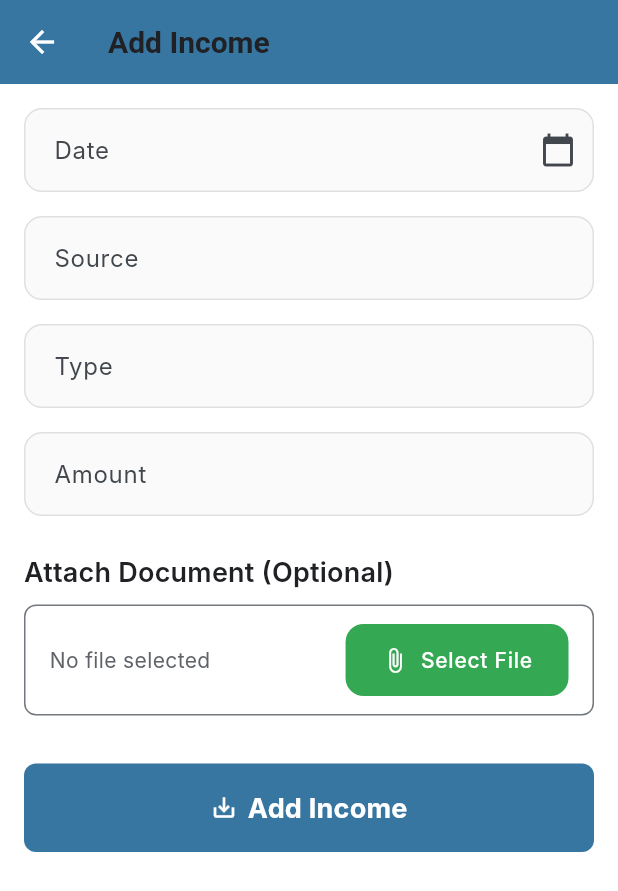
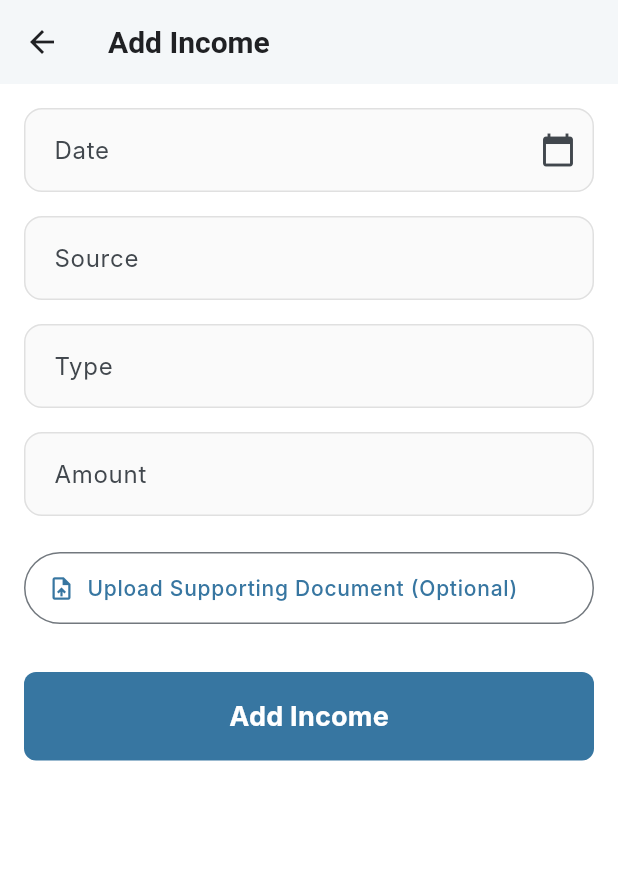
Before and after one commit to ihaterynn/MyTaxMate, a Flutter app: the IncomeEntryScreen screen opened directly, on a phone screen of 412 x 824 dp. Shown: the top 891 px of the screen. Run offline on Flutter 3.47's test engine with Material 3 defaults, Android fonts, the light colour scheme and no system bars; our stand-ins replace file_picker, flutter_dotenv, supabase_flutter; accounts and stored records are empty; Roboto replaces fonts that are missing (Inter).

Commit message:
fix income add

```diff
--- a/mytaxmate-main/lib/screens/income_entry_screen.dart
+++ b/mytaxmate-main/lib/screens/income_entry_screen.dart
@@ -165,15 +165,15 @@ class _IncomeEntryScreenState extends State<IncomeEntryScreen> {
     return Scaffold(
       appBar: AppBar(
         title: const Text('Add Income'),
-        backgroundColor: Theme.of(context).colorScheme.primary,
-        foregroundColor: Theme.of(context).colorScheme.onPrimary,
+        elevation: 1, // Matched ExpenseEntryScreen
+        // Removed custom backgroundColor and foregroundColor to use theme defaults
       ),
-      body: SingleChildScrollView(
+      body: Padding( // Added Padding here
         padding: const EdgeInsets.all(16.0),
         child: Form(
           key: _formKey,
-          child: Column(
-            crossAxisAlignment: CrossAxisAlignment.stretch,
+          child: ListView( // Changed from SingleChildScrollView -> Column to ListView
+            // crossAxisAlignment: CrossAxisAlignment.stretch, // Not applicable to ListView directly
             children: <Widget>[
               // Date Field
               TextFormField(
@@ -256,54 +256,53 @@ class _IncomeEntryScreenState extends State<IncomeEntryScreen> {
               ),
               const SizedBox(height: 24),
 
-              // File Picker
-              Text(
-                'Attach Document (Optional)',
-                style: Theme.of(context).textTheme.titleMedium,
+              // New File Picker Section (replaces old file picker UI)
+              OutlinedButton.icon(
+                icon: const Icon(Icons.upload_file_outlined),
+                label: const Text('Upload Supporting Document (Optional)'),
+                onPressed: _pickDocumentFile,
+                style: OutlinedButton.styleFrom(
+                  minimumSize: const Size(double.infinity, 48), // Make button full width
+                  alignment: Alignment.centerLeft, // Align icon and text to the left
+                  padding: const EdgeInsets.symmetric(horizontal: 16),
+                ),
               ),
               const SizedBox(height: 8),
+
+              if (_selectedDocumentFileName != null)
                 Container(
-                padding: const EdgeInsets.symmetric(vertical: 12, horizontal: 16),
+                  padding: const EdgeInsets.symmetric(horizontal: 12, vertical: 8),
                   decoration: BoxDecoration(
-                  border: Border.all(color: Theme.of(context).dividerColor),
                     borderRadius: BorderRadius.circular(8),
+                    border: Border.all(color: Theme.of(context).dividerColor.withOpacity(0.5)),
                   ),
                   child: Row(
-                  mainAxisAlignment: MainAxisAlignment.spaceBetween,
                     children: [
+                      Icon(Icons.attach_file, color: Theme.of(context).colorScheme.primary, size: 20),
+                      const SizedBox(width: 10),
                       Expanded(
                         child: Text(
-                        _selectedDocumentFileName ?? 'No file selected',
+                          _selectedDocumentFileName!,
+                          style: Theme.of(context).textTheme.bodyMedium,
                           overflow: TextOverflow.ellipsis,
                         ),
                       ),
-                    if (_selectedDocumentFileName != null)
                       IconButton(
-                        icon: const Icon(Icons.clear, color: Colors.redAccent),
+                        icon: const Icon(Icons.clear, size: 20),
+                        color: Theme.of(context).colorScheme.error,
                         onPressed: _clearSelectedFile,
                         tooltip: 'Clear selection',
-                      ),
-                    ElevatedButton.icon(
-                      icon: const Icon(Icons.attach_file, size: 18),
-                      label: const Text('Select File'),
-                      onPressed: _pickDocumentFile,
-                      style: ElevatedButton.styleFrom(
-                        backgroundColor: Theme.of(context).colorScheme.secondary,
-                        foregroundColor: Theme.of(context).colorScheme.onSecondary,
-                      ),
+                        padding: EdgeInsets.zero,
+                        constraints: const BoxConstraints(),
                       ),
                     ],
                   ),
                 ),
-              const SizedBox(height: 32),
+              const SizedBox(height: 24), // Adjusted from 32 to 24 for consistency
 
               // Submit Button
-              _isSubmitting
-                  ? const Center(child: CircularProgressIndicator())
-                  : ElevatedButton.icon(
-                      icon: const Icon(Icons.save_alt_outlined),
-                      label: const Text('Add Income'),
-                      onPressed: _submitIncome,
+              ElevatedButton(
+                onPressed: _isSubmitting ? null : _submitIncome,
                 style: ElevatedButton.styleFrom(
                   padding: const EdgeInsets.symmetric(vertical: 16),
                   backgroundColor: Theme.of(context).colorScheme.primary,
@@ -315,7 +314,18 @@ class _IncomeEntryScreenState extends State<IncomeEntryScreen> {
                   shape: RoundedRectangleBorder(
                     borderRadius: BorderRadius.circular(8),
                   ),
+                  minimumSize: const Size(double.infinity, 50), // Make it full width
                 ),
+                child: _isSubmitting
+                    ? SizedBox(
+                        width: 24,
+                        height: 24,
+                        child: CircularProgressIndicator(
+                          strokeWidth: 3,
+                          valueColor: AlwaysStoppedAnimation<Color>(Theme.of(context).colorScheme.onPrimary),
+                        ),
+                      )
+                    : const Text('Add Income'), // Text only, icon removed to match ExpenseEntryScreen
               ),
             ],
           ),
```
Lines whose indentation alone changed are shown as unchanged.
